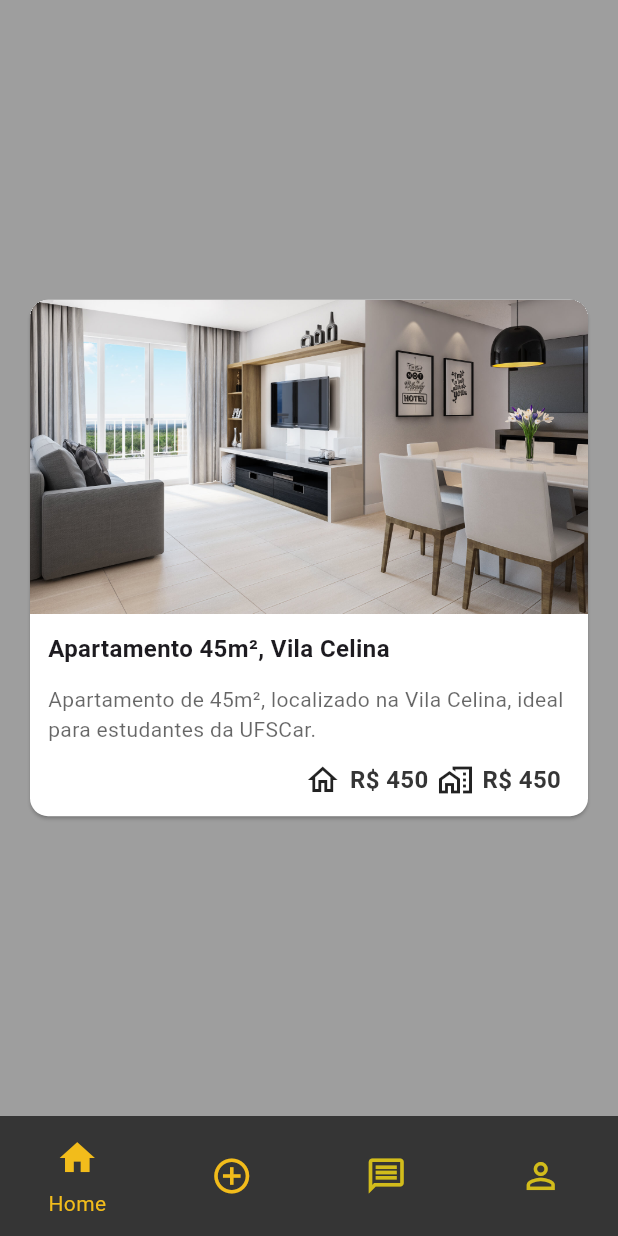
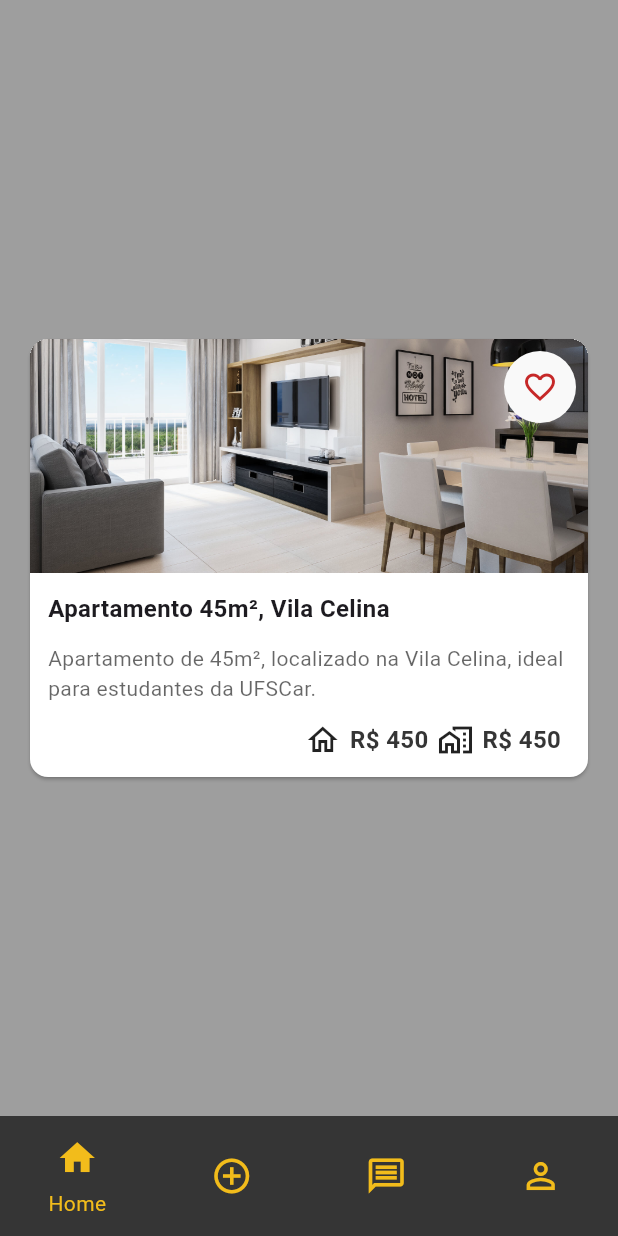
Before and after one commit to Vitorrecoaro/DevMovel-MeAjudaApe-Flutter, a Flutter app: the screen it shows after launch, on a phone screen of 412 x 824 dp. Run offline on Flutter 3.47's test engine with Material 2 defaults, Android fonts, the phone set to English and light mode, and no system bars; our stand-ins replace carousel_slider, shared_preferences.

Commit message:
add: Fav imovel service

```diff
--- a/lib/components/imovelCard.dart
+++ /dev/null
@@ -1,81 +0,0 @@
-import 'package:flutter/material.dart';
-
-class ImovelCard extends StatelessWidget {
-  const ImovelCard({super.key});
-
-  @override
-  Widget build(BuildContext context) {
-    return Card(
-      color: Colors.white,
-      clipBehavior: Clip.hardEdge,
-      child: InkWell(
-        splashColor: const Color(0xFFF2BC1B).withAlpha(30),
-        onTap: () {
-          Navigator.pushNamed(context, '/description');
-        },
-        child: Column(
-          mainAxisSize: MainAxisSize.min,
-          children: [
-            Image.asset(
-              'assets/foto_ap.jpg',
-            ),
-            Padding(
-              padding:  const EdgeInsets.all(12.0),
-              child: Column(
-                crossAxisAlignment: CrossAxisAlignment.start,
-                children: [
-                  const Text(
-                    'Apartamento 45m², Vila Celina',
-                    style: TextStyle(
-                      fontWeight: FontWeight.bold,
-                      fontSize: 16,
-                    ),
-                  ),
-                  Padding(
-                    padding: const EdgeInsets.symmetric(vertical: 12.0),
-                    child: Text(
-                      'Apartamento de 45m², localizado na Vila Celina, ideal para estudantes da UFSCar.',
-                      style: TextStyle(
-                        fontSize: 14,
-                        color: Colors.black.withOpacity(0.6),
-                      )
-                    ),
-                  ),
-                  const Row(
-                    mainAxisAlignment: MainAxisAlignment.end,
-                    children: [
-                      Icon(Icons.home_outlined),
-                      Padding(
-                        padding: EdgeInsets.symmetric(horizontal: 6.0),
-                        child: Text(
-                          'R\$ 450',
-                          style: TextStyle(
-                            fontSize: 16,
-                            fontWeight: FontWeight.bold,
-                            color: Color(0xFF353535),
-                          ),
-                        ),
-                      ),
-                      Icon(Icons.home_work_outlined),
-                      Padding(
-                        padding: EdgeInsets.symmetric(horizontal: 6.0),
-                        child: Text(
-                          'R\$ 450',
-                          style: TextStyle(
-                            fontSize: 16,
-                            fontWeight: FontWeight.bold,
-                            color: Color(0xFF353535),
-                          ),
-                        ),
-                      ),
-                ],
-              ),
-                ],
-              ),
-            )
-          ],
-        ),
-      ),
-    );
-  }
-}
--- /dev/null
+++ b/lib/components/imovel_card.dart
@@ -0,0 +1,122 @@
+import 'package:flutter/material.dart';
+
+class ImovelCard extends StatelessWidget {
+  final bool isFavorite;
+  final Function(int) callbackFavButton;
+  const ImovelCard(
+    {
+      super.key,
+      required this.isFavorite,
+      required this.callbackFavButton
+    }
+  );
+
+  @override
+  Widget build(BuildContext context) {
+    return SizedBox(
+      height: 300,
+      child: Card(
+        color: Colors.white,
+        clipBehavior: Clip.hardEdge,
+        child: InkWell(
+          splashColor: const Color(0xFFF2BC1B).withAlpha(30),
+          onTap: () {
+            Navigator.pushNamed(context, '/description');
+          },
+          child: Column(
+            mainAxisSize: MainAxisSize.min,
+            children: [
+              Stack(
+                children: [
+                  Container(
+                    height: 156,
+                    decoration: const BoxDecoration(
+                      image: DecorationImage(
+                        fit: BoxFit.cover,
+                        image: AssetImage(
+                          'assets/foto_ap.jpg',
+                        ),
+                      ),
+                    ),
+                  ),
+                  Positioned(
+                    top: 8,
+                    right: 8,
+                    child: Container(
+                      decoration: const BoxDecoration(
+                        shape: BoxShape.circle,
+                        color: Color(0xFFF9F9F9),
+                      ),
+                      child: IconButton(
+                        onPressed: () => callbackFavButton(1),
+                        color: Colors.red.shade800,
+                        icon: Icon(isFavorite
+                            ? Icons.favorite
+                            : Icons.favorite_border),
+                      ),
+                    ),
+                  )
+                ],
+              ),
+              Padding(
+                padding: const EdgeInsets.all(12.0),
+                child: Column(
+                  crossAxisAlignment: CrossAxisAlignment.start,
+                  children: [
+                    const Text(
+                      'Apartamento 45m², Vila Celina',
+                      style: TextStyle(
+                        fontWeight: FontWeight.bold,
+                        fontSize: 16,
+                      ),
+                    ),
+                    Padding(
+                      padding: const EdgeInsets.symmetric(vertical: 12.0),
+                      child: Text(
+                          'Apartamento de 45m², localizado na Vila Celina, ideal para estudantes da UFSCar.',
+                          maxLines: 2,
+                          overflow: TextOverflow.ellipsis,
+                          style: TextStyle(
+                            fontSize: 14,
+                            color: Colors.black.withOpacity(0.6),
+                          )),
+                    ),
+                    const Row(
+                      mainAxisAlignment: MainAxisAlignment.end,
+                      children: [
+                        Icon(Icons.home_outlined),
+                        Padding(
+                          padding: EdgeInsets.symmetric(horizontal: 6.0),
+                          child: Text(
+                            'R\$ 450',
+                            style: TextStyle(
+                              fontSize: 16,
+                              fontWeight: FontWeight.bold,
+                              color: Color(0xFF353535),
+                            ),
+                          ),
+                        ),
+                        Icon(Icons.home_work_outlined),
+                        Padding(
+                          padding: EdgeInsets.symmetric(horizontal: 6.0),
+                          child: Text(
+                            'R\$ 450',
+                            style: TextStyle(
+                              fontSize: 16,
+                              fontWeight: FontWeight.bold,
+                              color: Color(0xFF353535),
+                            ),
+                          ),
+                        ),
+                      ],
+                    ),
+                  ],
+                ),
+              )
+            ],
+          ),
+        ),
+      ),
+    );
+  }
+}
--- a/lib/main.dart
+++ b/lib/main.dart
@@ -25,7 +25,14 @@ class MyApp extends StatelessWidget {
         theme: ThemeData(
           colorScheme: ColorScheme.fromSeed(seedColor: Colors.deepPurple),
           navigationBarTheme: NavigationBarThemeData(
-            iconTheme: MaterialStateProperty.all(const IconThemeData(size: 28)),
+            backgroundColor: const Color(0xFF353535),
+            indicatorColor: Colors.transparent,
+            iconTheme: MaterialStateProperty.all(
+              const IconThemeData(
+                size: 28,
+                color: Color(0xFFF2BC1B)
+              )
+            ),
             labelBehavior: NavigationDestinationLabelBehavior.onlyShowSelected,
             labelTextStyle: MaterialStateProperty.all(
               const TextStyle(
--- /dev/null
+++ b/lib/pages/imoveis.page.dart
@@ -0,0 +1,40 @@
+import 'package:dev_movel_me_ajuda_ape/components/imovel_card.dart';
+import 'package:dev_movel_me_ajuda_ape/services/fav_imoveis.service.dart';
+import 'package:flutter/material.dart';
+
+class ImoveisPage extends StatefulWidget {
+  const ImoveisPage({super.key});
+
+  @override
+  State<ImoveisPage> createState() => _ImoveisPageState();
+}
+
+class _ImoveisPageState extends State<ImoveisPage> {
+  FavImoveisService favImoveisService = FavImoveisService();
+
+  void toggleFavorite(int imovelId) {
+    favImoveisService.toggleFavorite(imovelId);
+    setState(() {});
+  }
+
+  @override
+  Widget build(BuildContext context) {
+    return FutureBuilder(
+      future: favImoveisService.loadData(),
+      builder: (context, snapshot) {
+        return Container(
+          color: Colors.grey,
+          child: Center(
+            child: Padding(
+              padding: const EdgeInsets.symmetric(horizontal: 16),
+              child: ImovelCard(
+                isFavorite: favImoveisService.isFavorite(1),
+                callbackFavButton: toggleFavorite,
+              ),
+            ),
+          ),
+        );
+      }
+    );
+  }
+}
--- a/lib/pages/main.page.dart
+++ b/lib/pages/main.page.dart
@@ -1,26 +1,19 @@
-import 'package:dev_movel_me_ajuda_ape/components/imovelCard.dart';
+import 'package:dev_movel_me_ajuda_ape/pages/imoveis.page.dart';
 import 'package:flutter/material.dart';
 import 'package:provider/provider.dart';
 
 import '../state/main.state.dart';
 
 class MainPage extends StatelessWidget {
-  MainPage({super.key});
+  const MainPage({super.key});
 
   @override
   Widget build(BuildContext context) {
     AppState mainState = context.watch<AppState>();
+
     return Scaffold(
       body: [
-        Container(
-          color: Colors.grey,
-          child: const Center(
-            child: Padding(
-              padding: EdgeInsets.symmetric(horizontal: 16),
-              child: ImovelCard(),
-            ),
-          ),
-        ),
+        const ImoveisPage(),
         Container(
           color: Colors.yellow,
           child: const Center(
@@ -43,50 +36,40 @@ class MainPage extends StatelessWidget {
       bottomNavigationBar: NavigationBar(
         onDestinationSelected: (idx) => mainState.setIdx(idx),
         selectedIndex: mainState.idxNavBar,
-        indicatorColor: Colors.transparent,
-        backgroundColor: const Color(0xFF353535),
         destinations: const [
           NavigationDestination(
             selectedIcon: Icon(
               Icons.home,
-              color: Color(0xFFF2BC1B),
             ),
             icon: Icon(
               Icons.home_outlined,
-              color: Color(0xFFF2BC1B),
             ),
             label: "Home",
           ),
           NavigationDestination(
             selectedIcon: Icon(
               Icons.add_circle,
-              color: Color(0xFFF2BC1B),
             ),
             icon: Icon(
               Icons.add_circle_outline,
-              color: Color(0xFFF2BC1B),
             ),
             label: "Novo anúncio",
           ),
           NavigationDestination(
             selectedIcon: Icon(
               Icons.message,
-              color: Color(0xFFD2BC1B),
             ),
             icon: Icon(
               Icons.message_outlined,
-              color: Color(0xFFD2BC1B),
             ),
             label: "Mensagens",
           ),
           NavigationDestination(
             selectedIcon: Icon(
               Icons.person,
-              color: Color(0xFFD2BC1B),
             ),
             icon: Icon(
               Icons.person_outline,
-              color: Color(0xFFD2BC1B),
             ),
             label: "Perfil",
           ),
--- a/pubspec.yaml
+++ b/pubspec.yaml
@@ -37,6 +37,7 @@ dependencies:
   # Use with the CupertinoIcons class for iOS style icons.
   cupertino_icons: ^1.0.2
   provider: ^6.0.5
+  shared_preferences: ^2.2.0
 
 dev_dependencies:
   flutter_test:
```
Also changed, not shown: lib/classes/caracteristica.dart (added, +12 -0 lines), lib/classes/imovel.dart (added, +19 -0 lines), lib/services/fav_imoveis.service.dart (added, +55 -0 lines), pubspec.lock.
